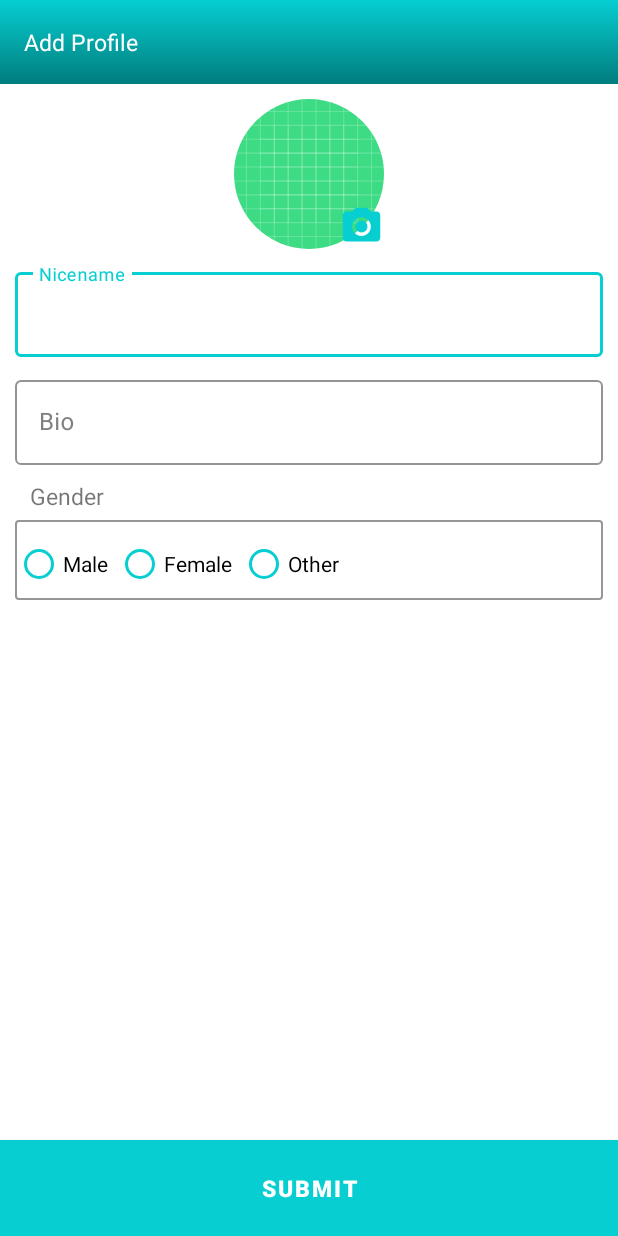
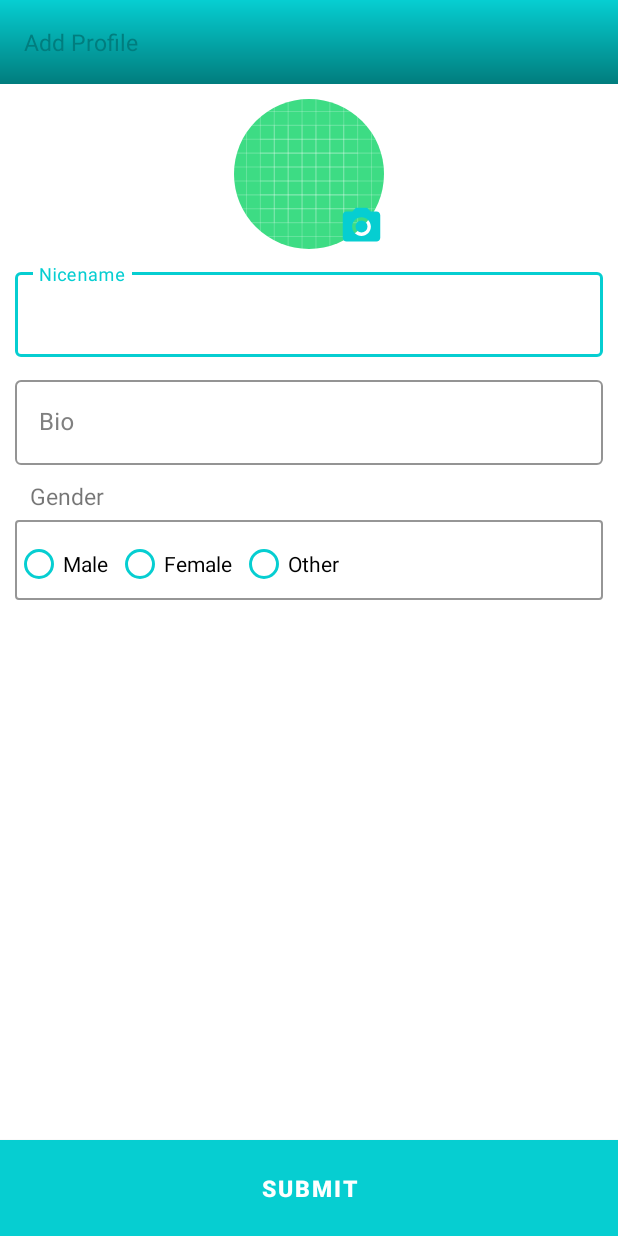
Before and after one commit to PlanetWebit/HelokingsNew, an Android app: the RegisterationActivity screen opened directly, with no data from a screen before it, on a phone screen of 412 x 824 dp. Run offline under Robolectric (Android 15) with nearby library versions, the phone set to English and light mode, and no system bars; our stand-ins replace CircleImageView; libraries missing offline, so code that uses them is left out: com.skydoves.elasticviews; plain views replace ElasticButton; 2 statements that could not run were skipped.

Commit message:
Merge remote-tracking branch 'origin/master'
# Conflicts:
#	app/build.gradle

```diff
--- a/app/src/main/res/layout/activity_registeration.xml
+++ b/app/src/main/res/layout/activity_registeration.xml
@@ -16,7 +16,7 @@
             android:layout_width="match_parent"
             android:layout_height="wrap_content"
             android:text="Add Profile"
-            android:textColor="@color/white"
+            android:textColor="@color/dark_blue"
             android:textSize="15sp" />
 
     </androidx.appcompat.widget.Toolbar>
```
